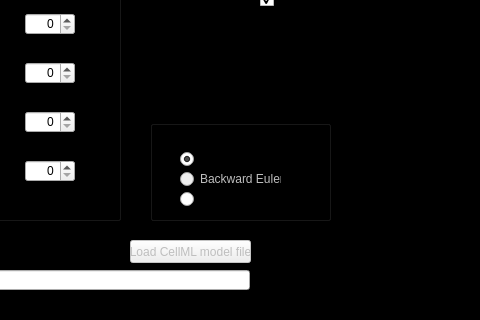
This is GUI/ecell_GUI.ui in gibbogle/ecell-abm as Qt 5 draws it before an edit; both pictures show x 204 to 684 and y 249 to 569 of the 1294 by 893 pixel window. The edited form follows.
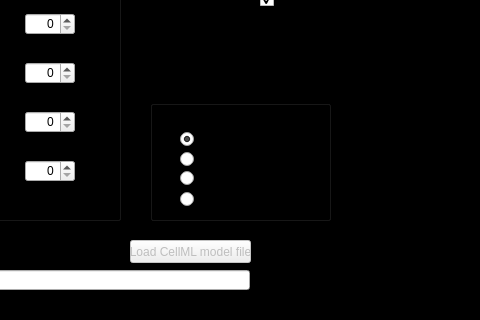
This is the edited form. The open tabs and pages were chosen to show the change. Icons and pictures are not drawn. Custom widgets are drawn as their Qt base class.

Commit message: G: branch 'default' G: changed GUI/ecell_GUI.ui G: changed GUI/mainwindow.cpp G: changed GUI/params.cpp G: changed src/ecell.f90 G: changed src/ecell_main.f90 G: changed src/ellipsoid.f90 G: changed src/global.f90 G: changed src/pardiso_inverter.f90 G: changed src/solve.f90

Patch:
```diff
--- a/GUI/ecell_GUI.ui
+++ b/GUI/ecell_GUI.ui
@@ -1616,9 +1616,9 @@
             <property name="geometry">
              <rect>
               <x>310</x>
-              <y>310</y>
+              <y>290</y>
               <width>181</width>
-              <height>101</height>
+              <height>121</height>
              </rect>
             </property>
             <property name="title">
@@ -1645,21 +1645,21 @@
             </widget>
             <widget class="QRadioButton" name="rbut_SOLVER_1">
              <property name="enabled">
-              <bool>false</bool>
+              <bool>true</bool>
              </property>
              <property name="geometry">
               <rect>
                <x>30</x>
                <y>50</y>
-               <width>101</width>
+               <width>131</width>
                <height>18</height>
               </rect>
              </property>
              <property name="text">
-              <string>Backward Euler</string>
+              <string>Slow backward Euler</string>
              </property>
              <property name="checkable">
-              <bool>false</bool>
+              <bool>true</bool>
              </property>
              <attribute name="buttonGroup">
               <string>buttonGroup_solver</string>
@@ -1669,7 +1669,7 @@
              <property name="geometry">
               <rect>
                <x>30</x>
-               <y>70</y>
+               <y>90</y>
                <width>82</width>
                <height>18</height>
               </rect>
@@ -1694,6 +1694,22 @@
               <string>Solver</string>
              </property>
             </widget>
+            <widget class="QRadioButton" name="rbut_SOLVER_2">
+             <property name="geometry">
+              <rect>
+               <x>30</x>
+               <y>70</y>
+               <width>131</width>
+               <height>17</height>
+              </rect>
+             </property>
+             <property name="text">
+              <string>Fast backward Euler</string>
+             </property>
+             <attribute name="buttonGroup">
+              <string notr="true">buttonGroup_solver</string>
+             </attribute>
+            </widget>
            </widget>
            <widget class="QMyCheckBox" name="cbox_GROWTH">
             <property name="geometry">
```
Left out of the diff: 41 changed lines with no effect on the pictures. The commit also changes 8 other files.
